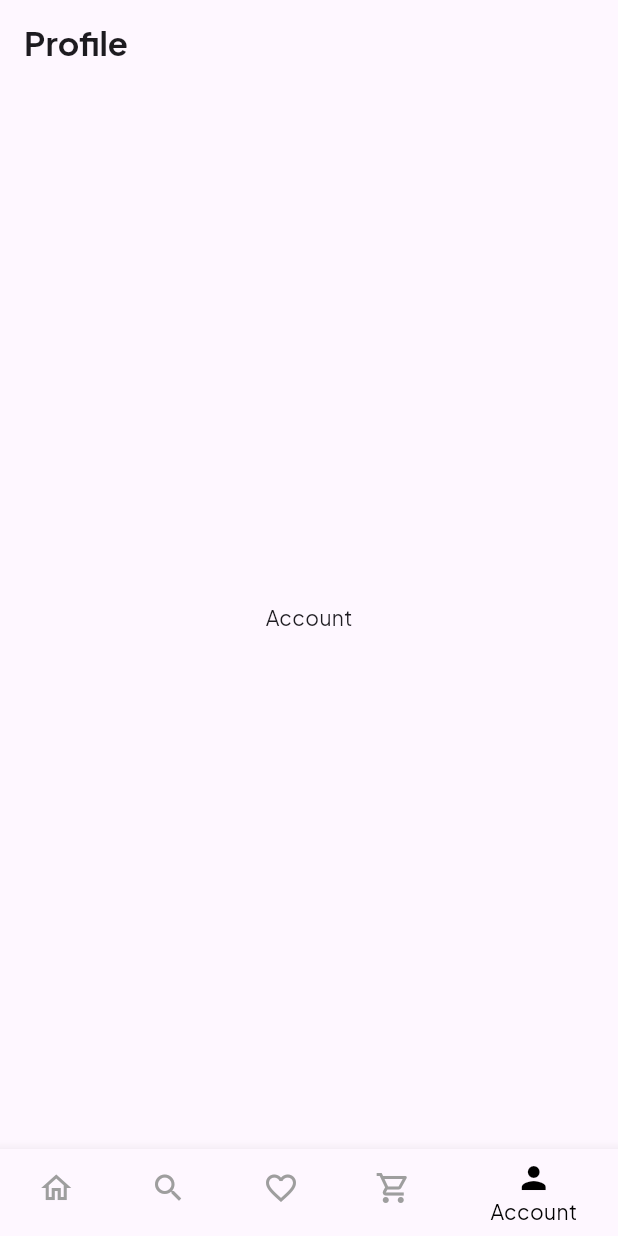
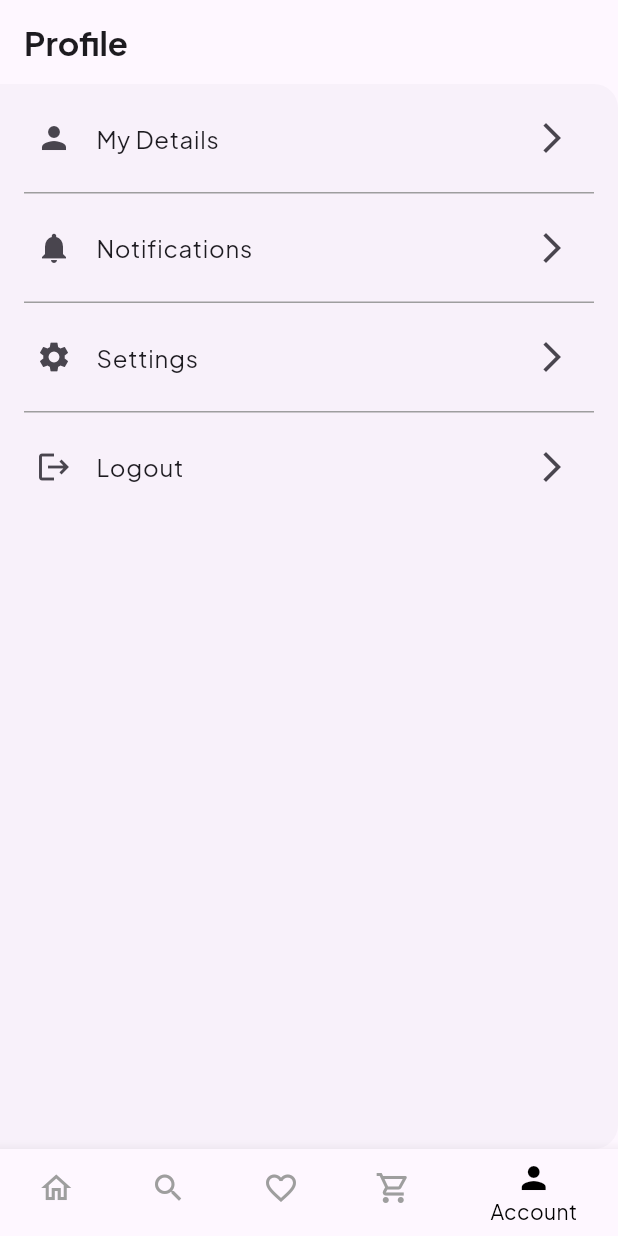
Before and after one commit to castroreyrobert/article_hub, a Flutter app: the HomePage screen opened directly, swiped to page 5, on a phone screen of 412 x 824 dp. Run offline on Flutter 3.47's test engine with Material 3 defaults, Android fonts, the phone set to English and light mode, and no system bars; our stand-ins replace dio, equatable, floor, flutter_bloc, get_it, retrofit and 1 more; accounts and stored records are empty; generated files the repository leaves out were written again; network calls fail.

Commit message:
Added settings screen

```diff
--- a/lib/ui/account_page.dart
+++ b/lib/ui/account_page.dart
@@ -8,6 +8,49 @@ class AccountPage extends StatelessWidget {
 
   @override
   Widget build(BuildContext context) {
-    return Center(child: Text("Account"));
+    return Drawer(
+      child: ListView.separated(
+        padding: EdgeInsets.zero,
+        itemCount: DrawerSections.values.length,
+        itemBuilder: (ctx, index) {
+          final section = DrawerSections.values[index];
+          return _buildSettingsItem(section.title, section.icon);
+        },
+        separatorBuilder: (context, index) {
+          return const Divider(
+            color: Colors.grey,
+            height: 1,
+            thickness: 1,
+            indent: 16,
+            endIndent: 16,
+          );
+        }
+      ),
+    );
+  }
+
+
+  Widget _buildSettingsItem(String title, IconData icon) {
+    return Padding(
+      padding: const EdgeInsets.all(8.0),
+      child: ListTile(
+        leading: Icon(icon),
+        title: Text(title),
+        trailing: Icon(Icons.arrow_forward_ios),
+      ),
+    );
   }
 }
+
+enum DrawerSections {
+  myDetails(title: "My Details", icon: Icons.person),
+  notifications(title: 'Notifications', icon: Icons.notifications),
+  settings(title: 'Settings', icon: Icons.settings),
+  logout(title: 'Logout', icon: Icons.logout);
+
+  final String title;
+  final IconData icon;
+
+  const DrawerSections({required this.title, required this.icon});
+
+}
--- a/lib/ui/home_page.dart
+++ b/lib/ui/home_page.dart
@@ -72,6 +72,10 @@ class _HomePageState extends State<HomePage> {
     return Scaffold(
       appBar: AppBar(
         title: Text(_title, style: TextStyle(fontWeight: FontWeight.bold)),
+        actions:[
+          if (_selectedIndex == 3)
+            IconButton(onPressed: (){}, icon: Icon(Icons.notifications))
+        ]
       ),
       body: PageView(
         controller: _pageController,
--- a/lib/ui/products/bloc/local/local_products_bloc.dart
+++ b/lib/ui/products/bloc/local/local_products_bloc.dart
@@ -57,7 +57,8 @@ class LocalProductsBloc extends Bloc<LocalProductEvent, LocalProductState> {
 
   void onAddFavoriteProducts(AddToFavoriteProductsEvent event, Emitter<LocalProductState> emit) async {
     await addToFavoriteProductsUseCase.invoke(params: event.product);
-    emit(LocalProductGenericSuccess());
+    final result = await getFavoriteProductsUseCase.invoke();
+    emit(LocalFavoriteProductSuccess(favoriteProducts: result));
   }
 
   void onGetFavoriteProducts(GetFavoriteProductsEvent event, Emitter<LocalProductState> emit) async {
--- a/lib/ui/products/pages/discover_page.dart
+++ b/lib/ui/products/pages/discover_page.dart
@@ -86,6 +86,8 @@ class _DiscoverPageState extends State<DiscoverPage> {
                               backgroundColor: Colors.red),
                         );
                       } else if (state is LocalProductGenericSuccess) {
+                        context.read<RemoteProductsBloc>().add(UpdateProductDetailsEvent());
+                      } else if(state is LocalFavoriteProductSuccess) {
                         context.read<RemoteProductsBloc>().add(UpdateProductDetailsEvent());
                       }
                     }
@@ -199,7 +201,7 @@ class _DiscoverPageState extends State<DiscoverPage> {
                       Positioned(
                         top: 8.0,
                         right: 8.0,
-                        child: GestureDetector(
+                        child: InkWell(
                           onTap: () {
                             if(product.isFavorite) {
                               context.read<LocalProductsBloc>().add(RemoveFromFavoriteProductsEvent(product: product));
--- a/lib/ui/saved_page.dart
+++ b/lib/ui/saved_page.dart
@@ -82,13 +82,12 @@ class SavedPage extends StatelessWidget {
                       Positioned(
                         top: 8.0,
                         right: 8.0,
-                        child: GestureDetector(
+                        child: InkWell(
                           onTap: () {
                             if(product.isFavorite) {
                               context.read<LocalProductsBloc>().add(RemoveFromFavoriteProductsEvent(product: product));
                             } else {
-                              context.read<LocalProductsBloc>().add(
-                                  AddToFavoriteProductsEvent(product: product));
+                              context.read<LocalProductsBloc>().add(AddToFavoriteProductsEvent(product: product));
                             }
                             // Update your state management here
                           },
```
